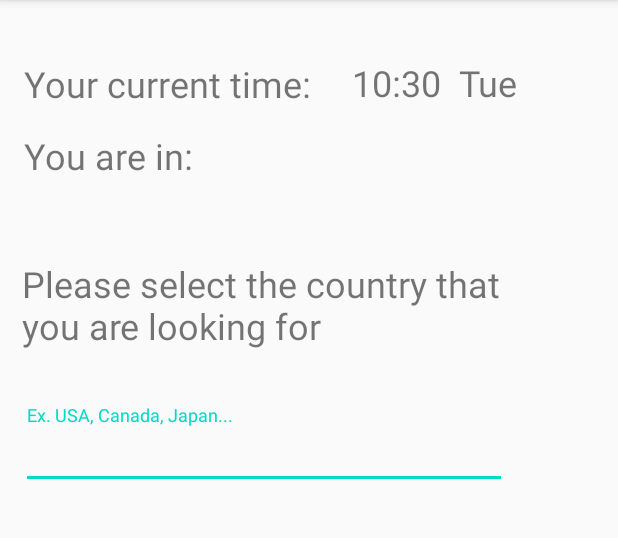
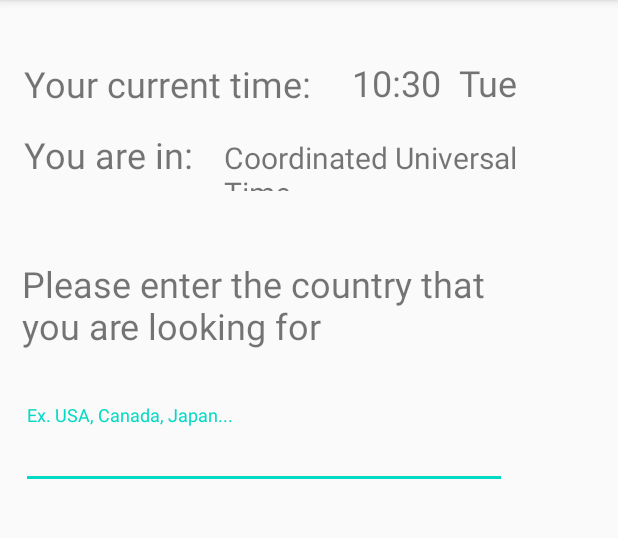
Before and after one commit to jzhang1043/CS125FinalProject, an Android app: the screen it shows after launch (MainActivity), on a phone screen of 412 x 824 dp, the part 84-622 px from its top. Run offline under Robolectric (Android 15) with nearby library versions, the phone set to English and light mode, and no system bars.

Commit message:
added TimeZone.

```diff
--- a/app/src/main/java/com/example/timezonehelper/MainActivity.java
+++ b/app/src/main/java/com/example/timezonehelper/MainActivity.java
@@ -15,11 +15,14 @@ import android.view.MenuItem;
 import android.widget.TextView;
 
 import java.text.SimpleDateFormat;
+import java.util.Calendar;
+import java.util.GregorianCalendar;
+import java.util.TimeZone;
 
 public class MainActivity extends AppCompatActivity {
     private static SimpleDateFormat currentTime;
     private static TextView systemTime;
-    private timeThread mClockThread;
+    private timeThread Clock;
     private static String date;
 
     @Override
@@ -31,11 +34,18 @@ public class MainActivity extends AppCompatActivity {
         TextView textView1 = findViewById(R.id.textView1);
         TextView textView2 = findViewById(R.id.textView2);
         TextView textView3 = findViewById(R.id.textView3);
+
+        /* set myTimeZone */
+        TextView myTimeZone = findViewById(R.id.myTimeZone);
+        TimeZone timeZone = TimeZone.getDefault();
+        myTimeZone.setText(timeZone.getDisplayName());
+
+        /* set the current Time. */
+        systemTime = findViewById(R.id.currentTime);
+        Clock = new timeThread();
+        Clock.start();
+
         TextInputLayout textInputLayout = findViewById(R.id.textInput);
-
-        systemTime = findViewById(R.id.currentTime);
-        mClockThread = new timeThread();
-        mClockThread.start();
 
     }
 
--- a/app/src/main/res/layout/activity_main.xml
+++ b/app/src/main/res/layout/activity_main.xml
@@ -56,16 +56,16 @@
 
         <TextView
             android:id="@+id/textView3"
-            android:layout_width="217dp"
-            android:layout_height="42dp"
+            android:layout_width="133dp"
+            android:layout_height="40dp"
             android:text="@string/yourTimeZone"
             android:textSize="24sp"
             app:layout_constraintBottom_toBottomOf="parent"
             app:layout_constraintEnd_toEndOf="parent"
-            app:layout_constraintHorizontal_bias="0.082"
+            app:layout_constraintHorizontal_bias="0.057"
             app:layout_constraintStart_toStartOf="parent"
             app:layout_constraintTop_toTopOf="parent"
-            app:layout_constraintVertical_bias="0.183" />
+            app:layout_constraintVertical_bias="0.182" />
 
         <TextView
             android:id="@+id/currentTime"
@@ -81,14 +81,15 @@
 
         <TextView
             android:id="@+id/myTimeZone"
-            android:layout_width="158dp"
-            android:layout_height="43dp"
+            android:layout_width="235dp"
+            android:layout_height="36dp"
+            android:textSize="20sp"
             app:layout_constraintBottom_toBottomOf="parent"
             app:layout_constraintEnd_toEndOf="parent"
-            app:layout_constraintHorizontal_bias="0.924"
+            app:layout_constraintHorizontal_bias="0.846"
             app:layout_constraintStart_toStartOf="parent"
             app:layout_constraintTop_toTopOf="parent"
-            app:layout_constraintVertical_bias="0.184" />
+            app:layout_constraintVertical_bias="0.187" />
 
         <com.google.android.material.textfield.TextInputLayout
             android:id="@+id/textInput"
--- a/app/src/main/res/values/strings.xml
+++ b/app/src/main/res/values/strings.xml
@@ -9,7 +9,7 @@
 
     <string name="hello_first_fragment">Hello first fragment</string>
     <string name="hello_second_fragment">Hello second fragment. Arg: %1$s</string>
-    <string name="enter_location">Please select the country that you are looking for</string>
+    <string name="enter_location">Please enter the country that you are looking for</string>
     <string name="display_time">Your current time:</string>
     <string name="yourTimeZone">"You are in: "</string>
     <string name="input">Ex. USA, Canada, Japan...</string>
```
